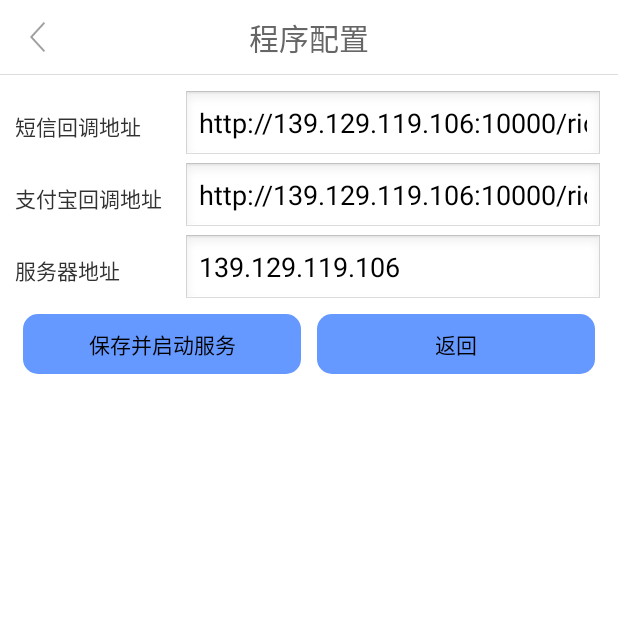
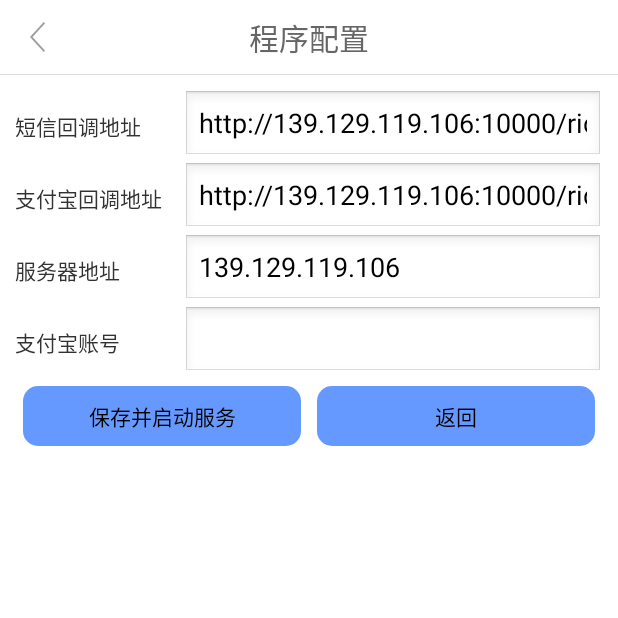
Before and after one commit to langgithub/payhelper, an Android app: the SettingActivity screen opened directly, with no data from a screen before it, on a phone screen of 412 x 824 dp, the top half of it. Run offline under Robolectric (Android 15) with nearby library versions, the phone set to English and light mode, and no system bars.

Commit message:
接口调整

```diff
--- a/app/src/main/java/com/lang/payhelper/MainActivity.java
+++ b/app/src/main/java/com/lang/payhelper/MainActivity.java
@@ -151,7 +151,7 @@ public class MainActivity extends Activity{
         SimpleDateFormat sdf = new SimpleDateFormat("yyyy-MM-dd");
         Date dt = null;
         try {
-            dt = sdf.parse("2020-02-15");
+            dt = sdf.parse("2020-02-19");
             long time = new Date().getTime();
             if (time-dt.getTime()>(1000*3600*24)){
                 return false;
--- a/app/src/main/java/com/lang/payhelper/SettingActivity.java
+++ b/app/src/main/java/com/lang/payhelper/SettingActivity.java
@@ -14,6 +14,7 @@ import android.widget.RelativeLayout;
 import android.widget.Toast;
 
 import com.lang.payhelper.utils.AbSharedUtil;
+import com.lang.payhelper.utils.PayHelperUtils;
 
 /**
  *
@@ -30,7 +31,7 @@ import com.lang.payhelper.utils.AbSharedUtil;
  */
 public class SettingActivity extends Activity implements OnClickListener{
 
-	private EditText tv_notify_sms,tv_notify_zfb,address,et_wxid;
+	private EditText tv_notify_sms,tv_notify_zfb,address,et_phone;
 	private Button bt_save,bt_back;
 	private RelativeLayout rl_back;
 
@@ -42,7 +43,7 @@ public class SettingActivity extends Activity implements OnClickListener{
 		tv_notify_sms=(EditText) findViewById(R.id.notify_sms);
 		tv_notify_zfb=(EditText) findViewById(R.id.notify_zfb);
 		address=(EditText) findViewById(R.id.address);
-		et_wxid=(EditText) findViewById(R.id.et_wxid);
+		et_phone=(EditText) findViewById(R.id.phone);
 		if(!TextUtils.isEmpty(AbSharedUtil.getString(getApplicationContext(), "notify_sms"))){
 			tv_notify_sms.setText(AbSharedUtil.getString(getApplicationContext(), "notify_sms"));
 		}
@@ -53,7 +54,7 @@ public class SettingActivity extends Activity implements OnClickListener{
 			address.setText(AbSharedUtil.getString(getApplicationContext(), "address"));
 		}
 		if(!TextUtils.isEmpty(AbSharedUtil.getString(getApplicationContext(), "account"))){
-			et_wxid.setText(AbSharedUtil.getString(getApplicationContext(), "account"));
+			et_phone.setText(AbSharedUtil.getString(getApplicationContext(), "account"));
 		}
 
 		bt_save=(Button) findViewById(R.id.save);
@@ -100,15 +101,18 @@ public class SettingActivity extends Activity implements OnClickListener{
 //			}else{
 				AbSharedUtil.putString(getApplicationContext(), "address", _address);
 //			}
-			String wxid=et_wxid.getText().toString();
-			if(!TextUtils.isEmpty(wxid)){
-				AbSharedUtil.putString(getApplicationContext(), "account", wxid);
+			String account=et_phone.getText().toString();
+			if(!TextUtils.isEmpty(account)){
+				AbSharedUtil.putString(getApplicationContext(), "account", account);
+			}else {
+				PayHelperUtils.sendmsg(getApplicationContext(),"支付宝账号为空");
+				return;
 			}
 			Toast.makeText(getApplicationContext(), "保存成功", Toast.LENGTH_LONG).show();
-
 			Intent broadCastIntent = new Intent();
 			broadCastIntent.setAction("com.payhelper.tcp.start");
 			broadCastIntent.putExtra("address",_address);
+			broadCastIntent.putExtra("account",account);
 			sendBroadcast(broadCastIntent);
 
 			finish();
--- a/app/src/main/java/com/lang/payhelper/payhook/Main.java
+++ b/app/src/main/java/com/lang/payhelper/payhook/Main.java
@@ -135,9 +135,9 @@ public class Main extends BaseHook {
     class StartServerReceived extends BroadcastReceiver {
         @Override
         public void onReceive(Context context, Intent intent) {
-            final SekiroClient sekiroClient = SekiroClient.start(intent.getStringExtra("address"),5600, UUID.randomUUID().toString(), "zfb");
+            final SekiroClient sekiroClient = SekiroClient.start(intent.getStringExtra("address"),5600, UUID.randomUUID().toString(), "zfb_"+intent.getStringExtra("account"));
             sekiroClient.registerHandler("zfbAppHandler", new ZfbHandler());
-            PayHelperUtils.sendmsg(context,"服务器启动成功 接口访问地址:http://"+intent.getStringExtra("address")+":5602/invoke?group=zfb&action=zfbAppHandler");
+            PayHelperUtils.sendmsg(context,"服务器启动成功 接口访问地址:http://"+intent.getStringExtra("address")+":5602/asyncInvoke?group=zfb_"+intent.getStringExtra("account")+"&action=zfbAppHandler");
         }
     }
 
--- a/app/src/main/res/layout/activity_setting.xml
+++ b/app/src/main/res/layout/activity_setting.xml
@@ -124,24 +124,46 @@
                 android:layout_width="match_parent"
                 android:layout_height="wrap_content"
                 android:gravity="center"
-                android:orientation="horizontal"
-                android:visibility="gone" >
+                android:orientation="horizontal" >
 
                 <TextView
                     android:layout_width="0dip"
                     android:layout_height="wrap_content"
                     android:layout_weight="2"
-                    android:text="账号标识" />
+                    android:text="支付宝账号" />
 
                 <EditText
-                    android:id="@+id/et_wxid"
+                    android:id="@+id/phone"
                     android:layout_width="0dip"
                     android:layout_height="wrap_content"
                     android:layout_weight="5"
                     android:ellipsize="end"
-                    android:hint="可空，用于服务端识别哪个账号收到的付款"
-                    android:singleLine="true" />
+                    android:singleLine="true"
+                    android:text=""/>
             </LinearLayout>
+
+<!--            <LinearLayout-->
+<!--                android:layout_width="match_parent"-->
+<!--                android:layout_height="wrap_content"-->
+<!--                android:gravity="center"-->
+<!--                android:orientation="horizontal"-->
+<!--                android:visibility="gone" >-->
+
+<!--                <TextView-->
+<!--                    android:layout_width="0dip"-->
+<!--                    android:layout_height="wrap_content"-->
+<!--                    android:layout_weight="2"-->
+<!--                    android:text="账号标识" />-->
+
+<!--                <EditText-->
+<!--                    android:id="@+id/et_wxid"-->
+<!--                    android:layout_width="0dip"-->
+<!--                    android:layout_height="wrap_content"-->
+<!--                    android:layout_weight="5"-->
+<!--                    android:ellipsize="end"-->
+<!--                    android:hint="可空，用于服务端识别哪个账号收到的付款"-->
+<!--                    android:singleLine="true" />-->
+<!--            </LinearLayout>-->
 
             <LinearLayout
                 android:layout_width="match_parent"
```
